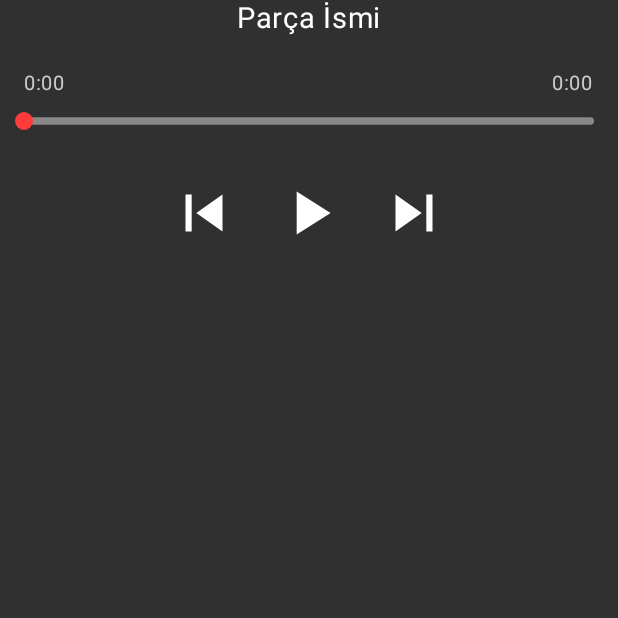
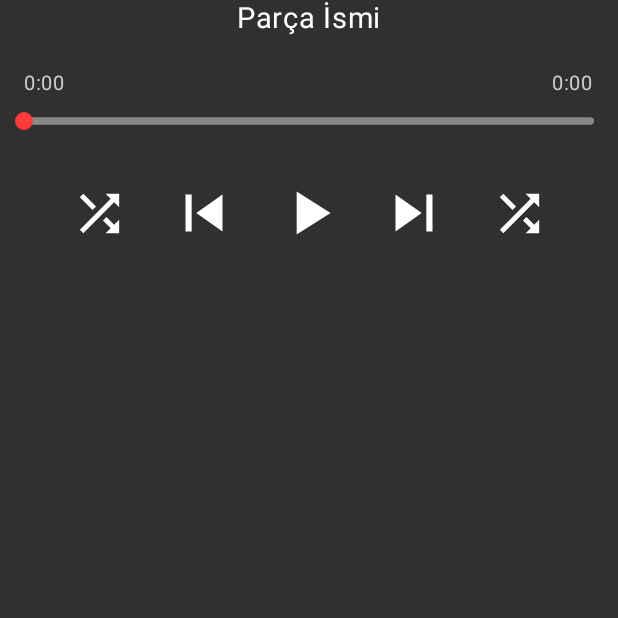
Before and after one commit to emreata1/CarLauncher, an Android app built with Jetpack Compose: the composable CompactBottomBar shown on its own in the app's theme, on a phone screen of 412 x 824 dp, the top half of it. Run offline under Robolectric (Android 15) with nearby library versions, the phone set to English and light mode, and no system bars; 1 statement that could not run was skipped.

Commit message:
Beta v0.02

```diff
--- a/app/src/main/java/com/example/myapplication/AlbumArt.kt
+++ b/app/src/main/java/com/example/myapplication/AlbumArt.kt
@@ -5,18 +5,14 @@ import android.graphics.Bitmap
 import android.graphics.BitmapFactory
 import android.media.MediaMetadataRetriever
 import android.net.Uri
-import androidx.compose.foundation.Image
 import androidx.compose.foundation.background
 import androidx.compose.foundation.layout.Box
 import androidx.compose.foundation.layout.size
 import androidx.compose.foundation.shape.RoundedCornerShape
 import androidx.compose.runtime.Composable
-import androidx.compose.runtime.remember
 import androidx.compose.ui.Modifier
 import androidx.compose.ui.graphics.Color
 import androidx.compose.ui.graphics.asImageBitmap
-import androidx.compose.ui.layout.ContentScale
-import androidx.compose.ui.platform.LocalContext
 import androidx.compose.ui.unit.dp
 
 fun getAlbumArt(context: Context, uri: Uri): Bitmap? {
--- a/app/src/main/java/com/example/myapplication/MainActivity.kt
+++ b/app/src/main/java/com/example/myapplication/MainActivity.kt
@@ -25,8 +25,6 @@ import androidx.activity.compose.rememberLauncherForActivityResult
 import androidx.compose.material3.AlertDialog
 import androidx.compose.material3.TextButton
 import androidx.core.view.WindowCompat
-import androidx.core.view.WindowInsetsControllerCompat
-
 import android.view.WindowInsets
 
 class MainActivity : ComponentActivity() {
--- a/app/src/main/java/com/example/myapplication/PlayerUI.kt
+++ b/app/src/main/java/com/example/myapplication/PlayerUI.kt
@@ -3,7 +3,6 @@ package com.example.myapplication
 import androidx.compose.runtime.*
 import com.example.myapplication.utils.CompactBottomBar
 import com.example.myapplication.utils.CustomBottomBar
-import com.example.myapplication.MusicPlayerViewModel
 
 @Composable
 fun PlayerUI(
--- a/app/src/main/java/com/example/myapplication/utils/BottomBarUtils.kt
+++ b/app/src/main/java/com/example/myapplication/utils/BottomBarUtils.kt
@@ -14,6 +14,7 @@ import androidx.compose.material.icons.automirrored.filled.VolumeUp
 import androidx.compose.material.icons.filled.Pause
 import androidx.compose.material.icons.filled.PlayArrow
 import androidx.compose.material.icons.filled.QueueMusic
+import androidx.compose.material.icons.filled.Shuffle
 import androidx.compose.material.icons.filled.SkipNext
 import androidx.compose.material.icons.filled.SkipPrevious
 import androidx.compose.material3.*
@@ -227,8 +228,10 @@ fun CompactBottomBar(
     currentPosition: Long = 0L,
     totalDuration: Long = 100L,
     onSeekTo: (Long) -> Unit = {},
-    onOpenSongPicker: () -> Unit = {}
-) {var albumArtWidth by remember { mutableStateOf(0) }
+    onOpenSongPicker: () -> Unit = {},
+    onShuffleNextSongs: () -> Unit = {}   // Yeni parametre
+) {
+    var albumArtWidth by remember { mutableStateOf(0) }
     Column(
         modifier = modifier
             .background(Color(0xFF303030))
@@ -338,10 +341,26 @@ fun CompactBottomBar(
             )
         ) {
             val iconSize = with(density2) { (rowWidth * 0.12f).toDp() }
+            IconButton(onClick = onShuffleNextSongs, modifier = Modifier.size(iconSize)) {
+                Icon(
+                    imageVector = Icons.Default.Shuffle,
+                    contentDescription = "Karıştır",
+                    tint = Color.White,
+                    modifier = Modifier.size(iconSize-10.dp)
+                )
+            }
+            IconButton(onClick = onPrevious, modifier = Modifier.size(iconSize)) {
+                Icon(
+                    Icons.Default.SkipPrevious,
+                    contentDescription = "Önceki",
+                    tint = Color.White,
+                    modifier = Modifier.size(iconSize)
+                )
+            }
 
-            IconButton(onClick = onPrevious, modifier = Modifier.size(iconSize)) {
-                Icon(Icons.Default.SkipPrevious, contentDescription = "Önceki", tint = Color.White, modifier = Modifier.size(iconSize))
-            }
+            // Yeni Shuffle Butonu
+
+
             IconButton(onClick = onPlayPauseToggle, modifier = Modifier.size(iconSize)) {
                 Icon(
                     imageVector = if (isPlaying) Icons.Default.Pause else Icons.Default.PlayArrow,
@@ -351,12 +370,25 @@ fun CompactBottomBar(
                 )
             }
             IconButton(onClick = onNext, modifier = Modifier.size(iconSize)) {
-                Icon(Icons.Default.SkipNext, contentDescription = "Sonraki", tint = Color.White, modifier = Modifier.size(iconSize))
+                Icon(
+                    Icons.Default.SkipNext,
+                    contentDescription = "Sonraki",
+                    tint = Color.White,
+                    modifier = Modifier.size(iconSize)
+                )
+            }
+            IconButton(onClick = onShuffleNextSongs, modifier = Modifier.size(iconSize)) {
+                Icon(
+                    imageVector = Icons.Default.Shuffle,
+                    contentDescription = "Karıştır",
+                    tint = Color.White,
+                    modifier = Modifier.size(iconSize-10.dp)
+                )
             }
         }
     }
+}
 
-}
 
 
 
```
Also changed, not shown: app/build.gradle.kts (+12 -10 lines), app/src/main/java/com/example/myapplication/AnimatedAngleLines.kt (+0 -9 lines), app/src/main/java/com/example/myapplication/MusicLauncherScreen.kt (+10 -6 lines), app/src/main/java/com/example/myapplication/MusicPlayerViewModel.kt (+31 -21 lines), app/src/main/java/com/example/myapplication/utils/SongPickerPopUp.kt (+33 -23 lines), gradle/libs.versions.toml (+17 -0 lines), gradle/wrapper/gradle-wrapper.properties.
